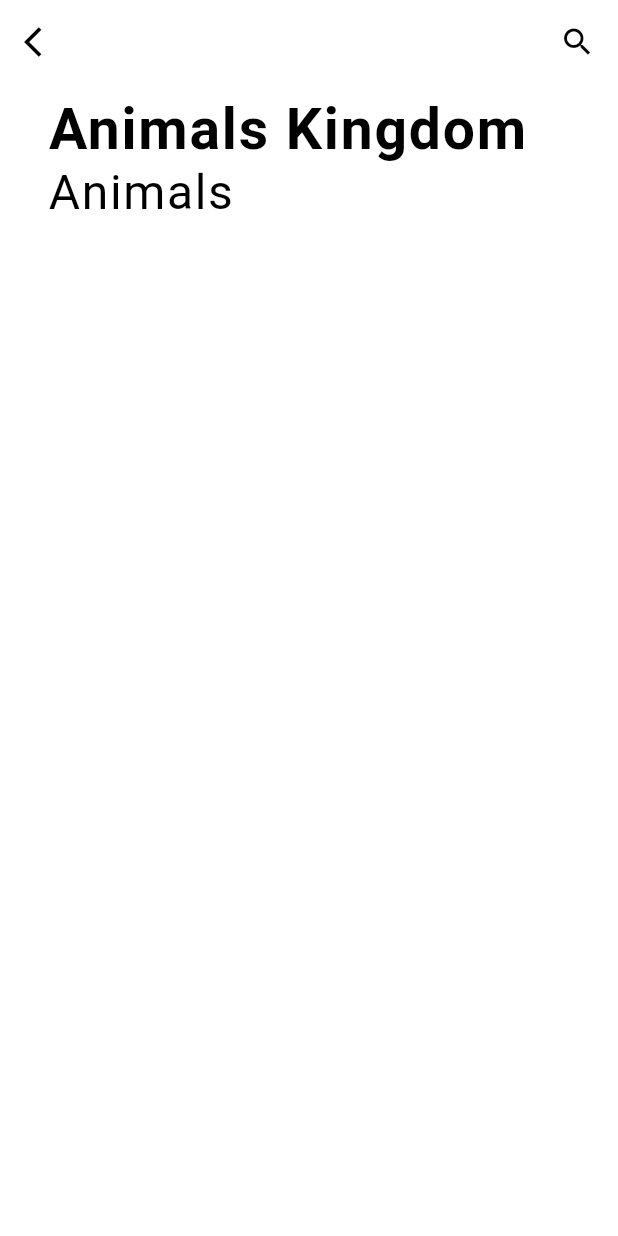
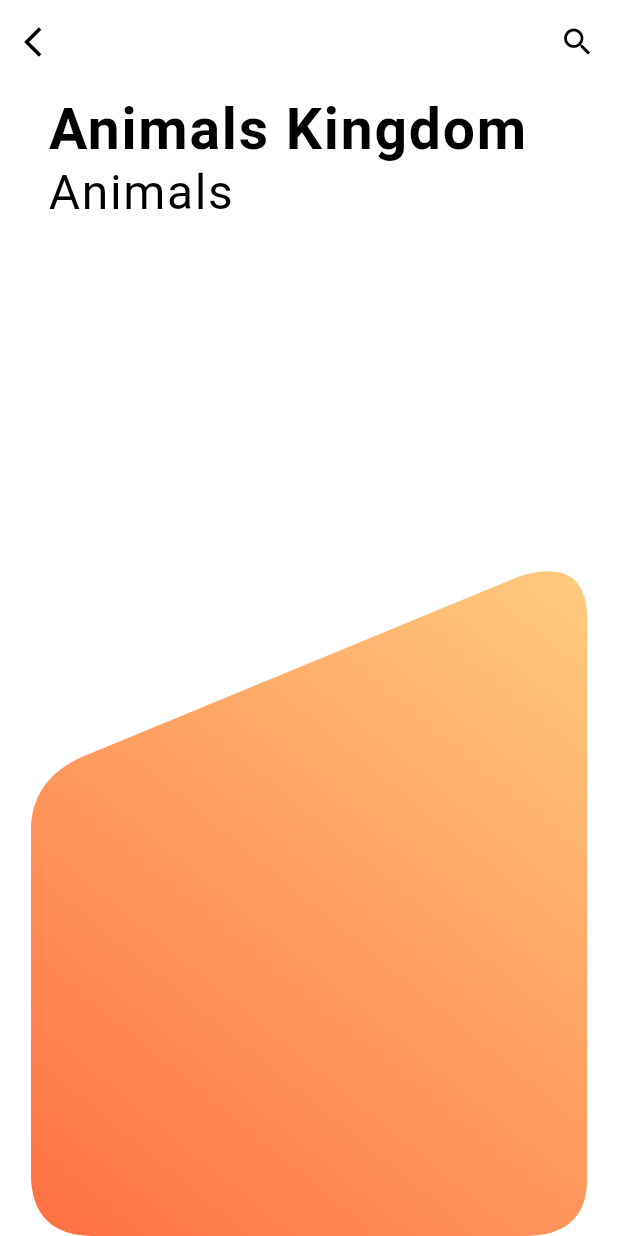
Before and after one commit to AymenSoft/AnimalsKingdom, a Flutter app: the screen it shows after launch, on a phone screen of 412 x 824 dp. Run offline on Flutter 3.47's test engine with Material 2 defaults, Android fonts, the phone set to English and light mode, and no system bars; Roboto replaces fonts that are missing (WorkSans).

Commit message:
create custom animal item

```diff
--- a/lib/models/animals_model.dart
+++ b/lib/models/animals_model.dart
@@ -11,7 +11,7 @@ class AnimalsModel{
 
 }
 
-List animals = [
+List animalsModel = [
   AnimalsModel(
       name: "Panther",
       picture: "assets/images/Panther.png",
--- a/lib/screens/animals_list.dart
+++ b/lib/screens/animals_list.dart
@@ -1,4 +1,5 @@
 import 'package:animals_app/values/styles.dart';
+import 'package:animals_app/widgets/animal_widget.dart';
 import 'package:flutter/material.dart';
 
 class AnimalsList extends StatefulWidget {
@@ -21,21 +22,25 @@ class _AnimalsListState extends State<AnimalsList> {
           )
         ],
       ),
-      body: Column(
+      body: SafeArea(
+        child: Column(
+          crossAxisAlignment: CrossAxisAlignment.start,
           children: <Widget>[
             Padding(
               padding: const EdgeInsets.only(left: 32, top: 8),
               child: RichText(
-              text: TextSpan(
-                children:[
+                text: TextSpan(children: [
                   TextSpan(text: "Animals Kingdom", style: AppTheme.display1),
                   TextSpan(text: "\n", style: AppTheme.display1),
                   TextSpan(text: "Animals", style: AppTheme.display2),
-                ]
+                ]),
               ),
             ),
+            Expanded(
+              child: AnimalWidget(),
             )
           ],
+        ),
       ),
     );
   }
--- /dev/null
+++ b/lib/widgets/animal_widget.dart
@@ -0,0 +1,59 @@
+import 'package:animals_app/models/animals_model.dart';
+import 'package:flutter/material.dart';
+
+class AnimalWidget extends StatelessWidget {
+  @override
+  Widget build(BuildContext context) {
+
+    final screenHeight = MediaQuery.of(context).size.height;
+    final screenWidth = MediaQuery.of(context).size.width;
+
+    return Stack(
+        children: [
+          Align(
+            alignment: Alignment.bottomCenter,
+            child: ClipPath(
+              clipper: BackgroundClipper(),
+              child: Container(
+                width:0.9 * screenWidth,
+                height:0.55 * screenHeight,
+                decoration: BoxDecoration(
+                    gradient: LinearGradient(
+                        colors: animalsModel[0].colors,
+                        begin: Alignment.topRight,
+                        end: Alignment.bottomLeft
+                    )
+                ),
+              ),
+            ),
+          ),
+        ]
+    );
+  }
+}
+
+class BackgroundClipper extends CustomClipper<Path>{
+  @override
+  getClip(Size size) {
+    Path path = Path();
+    double curveDistance = 40;
+
+    path.moveTo(0, size.height * 0.4);
+    path.lineTo(0, size.height - curveDistance);
+    path.quadraticBezierTo(1, size.height - 1, 0 + curveDistance, size.height);
+    path.lineTo(size.width - curveDistance, size.height);
+    path.quadraticBezierTo(size.width + 1, size.height - 1, size.width, size.height - curveDistance);
+    path.lineTo(size.width, 0 + curveDistance);
+    path.quadraticBezierTo(size.width - 1, 0, size.width - curveDistance - 5, 0 + curveDistance / 3);
+    path.lineTo(curveDistance, size.height * 0.29);
+    path.quadraticBezierTo(1, (size.height * 0.30) + 10, 0, size.height * 0.4);
+
+    return path;
+  }
+
+  @override
+  bool shouldReclip(CustomClipper oldClipper) {
+    return true;
+  }
+
+}
```
Lines whose indentation alone changed are shown as unchanged.
